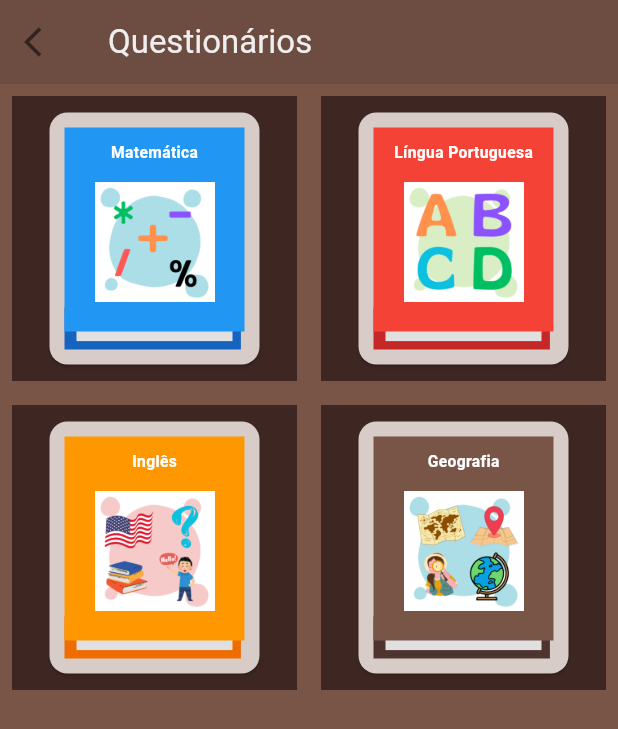
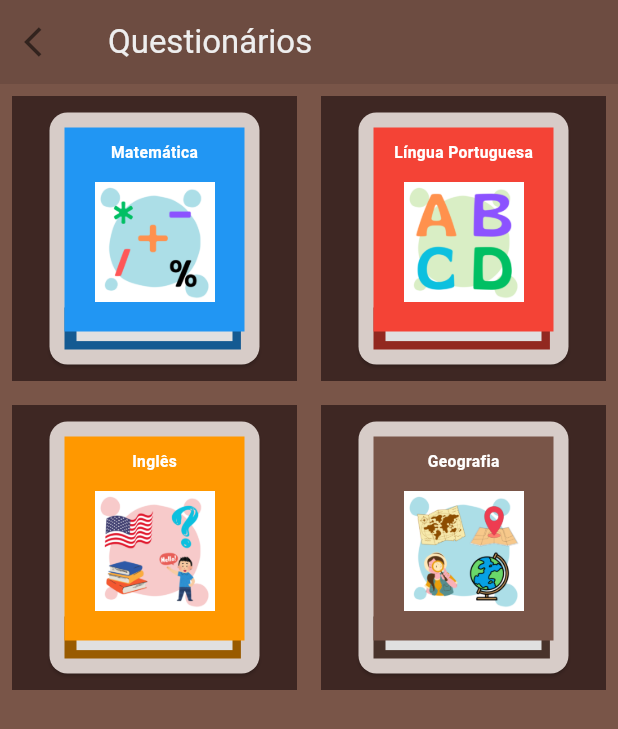
Before and after one commit to jeanarthur/app_perguntas_educacionais, a Flutter app: the Questionaries screen opened by its route, on a phone screen of 412 x 824 dp. Shown: the top 729 px of the screen. Run offline on Flutter 3.47's test engine with Material 3 defaults, Android fonts, the phone set to English and light mode, and no system bars; our stand-ins replace go_router.

Commit message:
refactor: altera tipo do atributo cor do livro para aceitar argb

```diff
--- a/lib/domain/models/quiz_book/quiz_book.dart
+++ b/lib/domain/models/quiz_book/quiz_book.dart
@@ -5,7 +5,7 @@ class QuizBook {
   late int id;
   String title;
   String imagePath;
-  ColorSwatch color;
+  Color color;
 
   QuizBook({required this.id, this.title = '[TITLE]', this.imagePath = 'assets/images/quiz_default.png', this.color = Colors.blue});
 
--- a/lib/ui/core/ui/book.dart
+++ b/lib/ui/core/ui/book.dart
@@ -10,6 +10,18 @@ class Book extends StatelessWidget {
 
   @override
   Widget build(BuildContext context) {
+
+    Color darkenColor(Color c, [int percent = 10]) {
+        assert(1 <= percent && percent <= 100);
+        var f = 1 - percent / 100;
+        return Color.from(
+            alpha: c.a,
+            red: (c.r * f),
+            green: (c.g  * f),
+            blue: (c.b * f)
+        );
+    }
+
     return Stack(
       children: [
         Container(
@@ -19,7 +31,7 @@ class Book extends StatelessWidget {
           child: Align(
             alignment: Alignment.bottomLeft,
             child: Container(
-              color: quizBook.color[800],
+              color: darkenColor(quizBook.color, 40),
               width: 147 * scale,
               height: 35 * scale,
             ),
```
